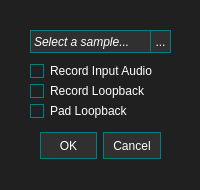
The window that qtui/keybindsettings.ui (andre-tm-hui/ReVox) describes before a commit, drawn with Qt 5.
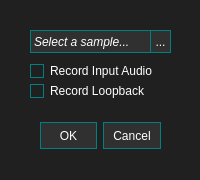
The same window after the commit.

Patch:
```diff
--- a/qtui/keybindsettings.ui
+++ b/qtui/keybindsettings.ui
@@ -7,7 +7,7 @@
     <x>0</x>
     <y>0</y>
     <width>200</width>
-    <height>190</height>
+    <height>180</height>
    </rect>
   </property>
   <property name="sizePolicy">
@@ -19,13 +19,13 @@
   <property name="minimumSize">
    <size>
     <width>200</width>
-    <height>190</height>
+    <height>180</height>
    </size>
   </property>
   <property name="maximumSize">
    <size>
     <width>200</width>
-    <height>190</height>
+    <height>180</height>
    </size>
   </property>
   <property name="windowTitle">
@@ -38,7 +38,7 @@
    <property name="geometry">
     <rect>
      <x>40</x>
-     <y>130</y>
+     <y>120</y>
      <width>121</width>
      <height>32</height>
     </rect>
@@ -102,30 +102,6 @@
     <string>Record Loopback</string>
    </property>
   </widget>
-  <widget class="QCheckBox" name="padAudio">
-   <property name="geometry">
-    <rect>
-     <x>30</x>
-     <y>100</y>
-     <width>141</width>
-     <height>22</height>
-    </rect>
-   </property>
-   <property name="styleSheet">
-    <string notr="true">QCheckBox::indicator {border: 1px solid #008080;}
-
-QCheckBox::indicator:checked {background: #009090;}
-
-QCheckBox::indicator:disabled{background: #606060;}
-
-QCheckBox::disabled{color:#606060;}
-
-QCheckBox{color: #FFFFFF;}</string>
-   </property>
-   <property name="text">
-    <string>Pad Loopback</string>
-   </property>
-  </widget>
   <widget class="QToolButton" name="browse">
    <property name="geometry">
     <rect>
```
